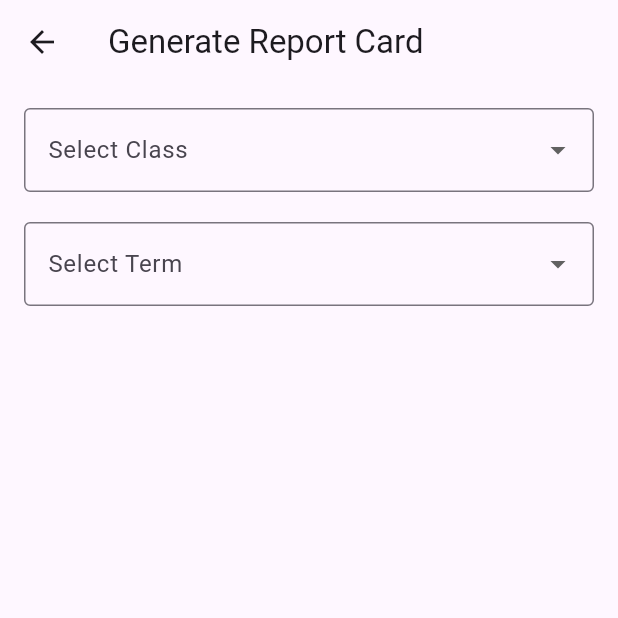
After one commit to checarlson/school_management, a Flutter app: the AdminDashboard screen opened by its route, after a tap on "Generate Report Cards", on a phone screen of 412 x 824 dp, the top half of it. The commit adds this screen. Run offline on Flutter 3.47's test engine with Material 3 defaults, Android fonts, the phone set to English and light mode, and no system bars; our stand-ins replace parse_server_sdk_flutter, pdf, printing.

Commit message:
Add the feature to generate report card and print.

```diff
--- a/lib/pages/admin_dashboard.dart
+++ b/lib/pages/admin_dashboard.dart
@@ -2,6 +2,8 @@ import 'package:flutter/material.dart';
 import 'package:parse_server_sdk_flutter/parse_server_sdk_flutter.dart';
 import 'package:school_management/pages/loginpage.dart';
 import 'package:school_management/pages/manage_students.dart';
+
+import 'generate_report_card.dart';
 
 class AdminDashboard extends StatelessWidget {
   const AdminDashboard({super.key});
@@ -70,9 +72,13 @@ class AdminDashboard extends StatelessWidget {
             _buildDashboardItem(
               context,
               icon: Icons.picture_as_pdf_outlined,
-              label: 'Print Report Cards',
+              label: 'Generate Report Cards',
               onTap: () {
-                // Implement navigation for report cards
+                Navigator.push(
+                  context,
+                  MaterialPageRoute(
+                      builder: (context) => const GenerateReportCardScreen()),
+                );
               },
             ),
           ],
--- /dev/null
+++ b/lib/pages/generate_report_card.dart
@@ -0,0 +1,252 @@
+import 'package:flutter/material.dart';
+import 'package:parse_server_sdk_flutter/parse_server_sdk_flutter.dart';
+import 'package:pdf/widgets.dart' as pw;
+import 'package:pdf/pdf.dart';
+import 'package:printing/printing.dart';
+
+class GenerateReportCardScreen extends StatefulWidget {
+  const GenerateReportCardScreen({super.key});
+
+  @override
+  _GenerateReportCardScreenState createState() =>
+      _GenerateReportCardScreenState();
+}
+
+class _GenerateReportCardScreenState extends State<GenerateReportCardScreen> {
+  String? selectedClass;
+  String? selectedTerm;
+  List<ParseObject> students = [];
+  List<ParseObject> subjects = [];
+  bool isLoading = false;
+
+  final List<String> classes = [
+    'Form 1',
+    'Form 2',
+    'Form 3',
+    'Form 4',
+    'Form 5',
+    'Lower Sixth',
+    'Upper Sixth',
+  ];
+
+  final List<String> terms = [
+    'Term 1',
+    'Term 2',
+    'Term 3',
+  ];
+
+  @override
+  void initState() {
+    super.initState();
+  }
+
+  Future<void> fetchStudentsAndSubjects() async {
+    if (selectedClass == null) return;
+
+    setState(() {
+      isLoading = true;
+    });
+
+    final studentQuery = QueryBuilder<ParseObject>(
+        ParseObject(selectedClass!.replaceAll(" ", "")));
+
+    final subjectQuery = QueryBuilder<ParseObject>(ParseObject('Subjects'))
+      ..whereEqualTo('class', selectedClass);
+
+    final studentResponse = await studentQuery.query();
+    final subjectResponse = await subjectQuery.query();
+
+    if (studentResponse.success && studentResponse.results != null) {
+      setState(() {
+        students = studentResponse.results!.cast<ParseObject>();
+      });
+    }
+
+    if (subjectResponse.success && subjectResponse.results != null) {
+      setState(() {
+        subjects = subjectResponse.results!.cast<ParseObject>();
+      });
+    }
+
+    setState(() {
+      isLoading = false;
+    });
+  }
+
+  Future<void> generateReportCard(ParseObject student) async {
+    final pdf = pw.Document();
+    final termEvaluations = getTermEvaluations(selectedTerm!);
+
+    final studentAverages = students.map((student) {
+      return {
+        'name': student.get<String>('name'),
+        'average': calculateOverallAverage(student, termEvaluations),
+      };
+    }).toList();
+
+    studentAverages.sort((a, b) =>
+        (b['average'] as double? ?? 0).compareTo(a['average'] as double? ?? 0));
+
+    final studentRank = studentAverages
+            .indexWhere((s) => s['name'] == student.get<String>('name')) +
+        1;
+
+    pdf.addPage(
+      pw.Page(
+        build: (pw.Context context) {
+          return pw.Column(
+            crossAxisAlignment: pw.CrossAxisAlignment.start,
+            children: [
+              pw.Text('Report Card', style: const pw.TextStyle(fontSize: 24)),
+              pw.SizedBox(height: 20),
+              pw.Text('Name: ${student.get<String>('name') ?? ''}'),
+              pw.Text('Class: ${selectedClass ?? ''}'),
+              pw.Text('Term: ${selectedTerm ?? ''}'),
+              pw.Text('Rank: $studentRank'),
+              pw.SizedBox(height: 20),
+              pw.Table.fromTextArray(
+                headers: ['Subject', 'Evaluation 1', 'Evaluation 2', 'Average'],
+                data: subjects.map((subject) {
+                  final subjectName = subject.get<String>('name') ?? '';
+                  final marksArray = student.get<List<dynamic>>(
+                          subjectName.replaceAll(" ", "")) ??
+                      List.filled(6, '');
+                  final eval1 = marksArray[termEvaluations[0] - 1] ?? '';
+                  final eval2 = marksArray[termEvaluations[1] - 1] ?? '';
+                  final average = ((double.tryParse(eval1.toString()) ?? 0) +
+                          (double.tryParse(eval2.toString()) ?? 0)) /
+                      2;
+                  return [
+                    subjectName,
+                    eval1.toString(),
+                    eval2.toString(),
+                    average.toStringAsFixed(2)
+                  ];
+                }).toList(),
+              ),
+              pw.SizedBox(height: 20),
+              pw.Text(
+                'Overall Average: ${calculateOverallAverage(student, termEvaluations).toStringAsFixed(2)}',
+                style:
+                    pw.TextStyle(fontSize: 18, fontWeight: pw.FontWeight.bold),
+              ),
+            ],
+          );
+        },
+      ),
+    );
+
+    await Printing.layoutPdf(
+      onLayout: (PdfPageFormat format) async => pdf.save(),
+    );
+  }
+
+  List<int> getTermEvaluations(String term) {
+    switch (term) {
+      case 'Term 1':
+        return [1, 2];
+      case 'Term 2':
+        return [3, 4];
+      case 'Term 3':
+        return [5, 6];
+      default:
+        return [1, 2];
+    }
+  }
+
+  double calculateOverallAverage(
+      ParseObject student, List<int> termEvaluations) {
+    double total = 0;
+    int count = 0;
+
+    for (var subject in subjects) {
+      final subjectName = subject.get<String>('name') ?? '';
+      final marksArray =
+          student.get<List<dynamic>>(subjectName.replaceAll(" ", "")) ??
+              List.filled(6, '');
+      final eval1 = marksArray[termEvaluations[0] - 1] ?? '';
+      final eval2 = marksArray[termEvaluations[1] - 1] ?? '';
+      final average = ((double.tryParse(eval1.toString()) ?? 0) +
+              (double.tryParse(eval2.toString()) ?? 0)) /
+          2;
+      total += average;
+      count++;
+    }
+
+    return count > 0 ? total / count : 0;
+  }
+
+  @override
+  Widget build(BuildContext context) {
+    return Scaffold(
+      appBar: AppBar(
+        title: const Text('Generate Report Card'),
+      ),
+      body: Padding(
+        padding: const EdgeInsets.all(16.0),
+        child: Column(
+          children: [
+            DropdownButtonFormField<String>(
+              value: selectedClass,
+              items: classes.map((String value) {
+                return DropdownMenuItem<String>(
+                  value: value,
+                  child: Text(value),
+                );
+              }).toList(),
+              onChanged: (value) {
+                setState(() {
+                  selectedClass = value;
+                  fetchStudentsAndSubjects();
+                });
+              },
+              decoration: const InputDecoration(
+                labelText: 'Select Class',
+                border: OutlineInputBorder(),
+              ),
+            ),
+            const SizedBox(height: 20),
+            DropdownButtonFormField<String>(
+              value: selectedTerm,
+              items: terms.map((String value) {
+                return DropdownMenuItem<String>(
+                  value: value,
+                  child: Text(value),
+                );
+              }).toList(),
+              onChanged: (value) {
+                setState(() {
+                  selectedTerm = value;
+                });
+              },
+              decoration: const InputDecoration(
+                labelText: 'Select Term',
+                border: OutlineInputBorder(),
+              ),
+            ),
+            const SizedBox(height: 20),
+            isLoading
+                ? const Center(child: CircularProgressIndicator())
+                : Expanded(
+                    child: ListView.builder(
+                      itemCount: students.length,
+                      itemBuilder: (context, index) {
+                        final student = students[index];
+                        return Card(
+                          child: ListTile(
+                            title: Text(student.get<String>('name') ?? ''),
+                            trailing: IconButton(
+                              icon: const Icon(Icons.picture_as_pdf),
+                              onPressed: () => generateReportCard(student),
+                            ),
+                          ),
+                        );
+                      },
+                    ),
+                  ),
+          ],
+        ),
+      ),
+    );
+  }
+}
--- a/pubspec.yaml
+++ b/pubspec.yaml
@@ -10,6 +10,9 @@ dependencies:
   flutter:
     sdk: flutter
   parse_server_sdk_flutter: ^5.1.0
+  pdf: ^3.11.2
+  # printing: ^5.12.0
+  printing: ^5.5.0
 
 dev_dependencies:
   flutter_test:
```
Also changed, not shown: pubspec.lock, 6 other files.
